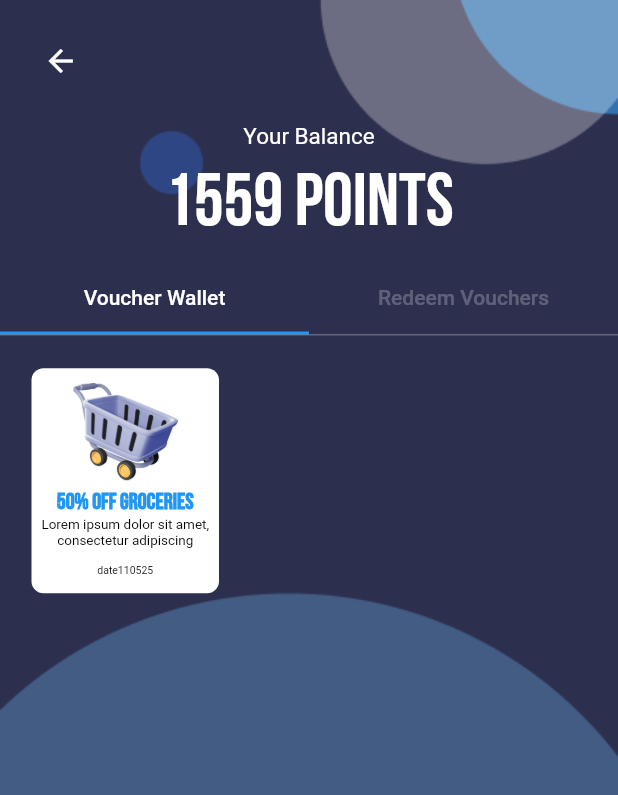
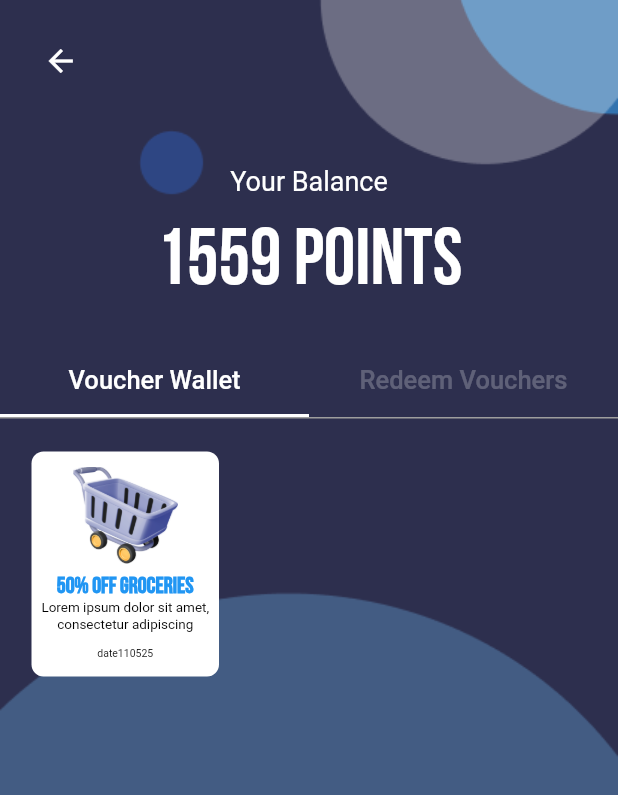
Before and after one commit to bocyej/innotrash, a Flutter app: the RewardsPage screen opened directly, on a phone screen of 412 x 824 dp. Shown: the top 795 px of the screen. Run offline on Flutter 3.47's test engine with Material 2 defaults, Android fonts, the phone set to English and light mode, and no system bars; our stand-ins replace google_fonts, persistent_bottom_nav_bar.

Commit message:
increased padding and font sizes

```diff
--- a/lib/pages/rewards.dart
+++ b/lib/pages/rewards.dart
@@ -26,30 +26,30 @@ class RewardsPage extends StatelessWidget {
         ),
         child: Column(
           children: [
-            const Padding(padding: EdgeInsets.only(top: 82)),
+            const Padding(padding: EdgeInsets.only(top: 110)),
             const Center(
               child: Text(
                 'Your Balance',
                 style: TextStyle(
                   color: Colors.white,
-                  fontSize: 15,
+                  fontSize: 18,
                   fontWeight: FontWeight.normal,
                 ),
               ),
             ),
-            const Padding(padding: EdgeInsets.only(bottom: 5)),
+            const Padding(padding: EdgeInsets.only(bottom: 10)),
             const Center(
               child: Text(
                 '1559 POINTS',
                 style: TextStyle(
                   color: Colors.white,
-                  fontSize: 50,
+                  fontSize: 53,
                   fontWeight: FontWeight.normal,
                   fontFamily: 'Sans Serif',
                 ),
               ),
             ),
-            const Padding(padding: EdgeInsets.only(bottom: 10)),
+            const Padding(padding: EdgeInsets.only(bottom: 25)),
             DefaultTabController(
               length: 2, // length of tabs
               initialIndex: 0,
@@ -60,16 +60,27 @@ class RewardsPage extends StatelessWidget {
                       labelColor: Colors.white,
                       unselectedLabelColor: Colors.white24,
                       tabs: [
-                        Tab(text: 'Voucher Wallet'),
-                        Tab(text: 'Redeem Vouchers'),
+                        Tab(
+                          child: Text(
+                            'Voucher Wallet',
+                            style: TextStyle(fontSize: 17),
+                          ),
+                        ),
+                        Tab(
+                          child: Text(
+                            'Redeem Vouchers',
+                            style: TextStyle(fontSize: 17),
+                          ),
+                        ),
                       ],
+                      indicatorColor: Colors.white,
                     ),
                   ),
                   Container(
                     height: 400,
                     decoration: const BoxDecoration(
                       border: Border(
-                        top: BorderSide(color: Colors.grey, width: 0.5),
+                        top: BorderSide(color: Colors.grey, width: 1.0),
                       ),
                     ),
                     child: TabBarView(
```
